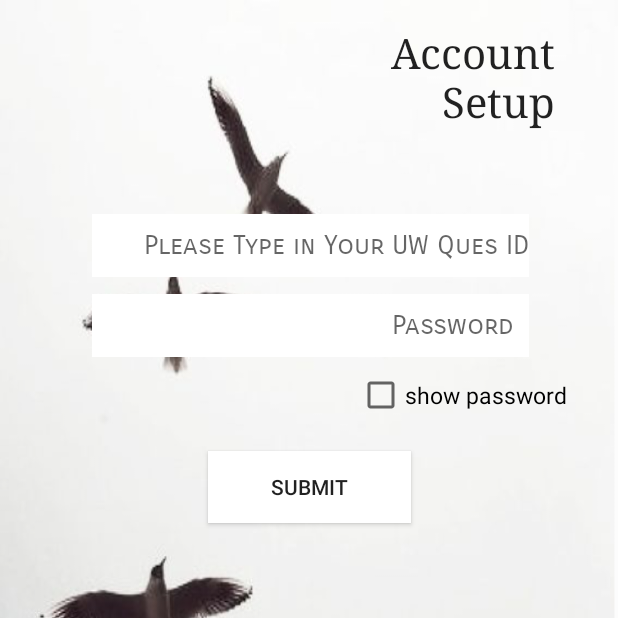
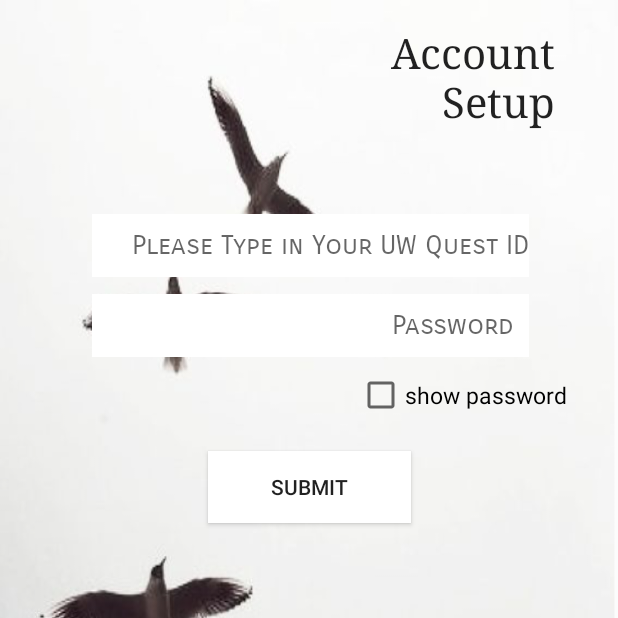
Before and after one commit to Leksha/StudyBuddy, an Android app: the RegisterActivity screen opened directly, with no data from a screen before it, on a phone screen of 412 x 824 dp, the top half of it. Run offline under Robolectric (Android 15) with nearby library versions, the phone set to English and light mode, and no system bars; our stand-ins replace Firebase (no records; nobody signed in at launch, a user with empty details on screens opened directly).

Commit message:
Quest
Quest

```diff
--- a/StudyBuddy/app/src/main/res/layout/activity_register.xml
+++ b/StudyBuddy/app/src/main/res/layout/activity_register.xml
@@ -40,7 +40,7 @@
         android:background="@color/white"
         android:ems="10"
         android:fontFamily="sans-serif-smallcaps"
-        android:hint="Please Type in Your UW Ques ID"
+        android:hint="Please Type in Your UW Quest ID"
         android:inputType="textPersonName"
         android:textAlignment="viewEnd"
         android:textColor="@android:color/holo_orange_dark"
```
